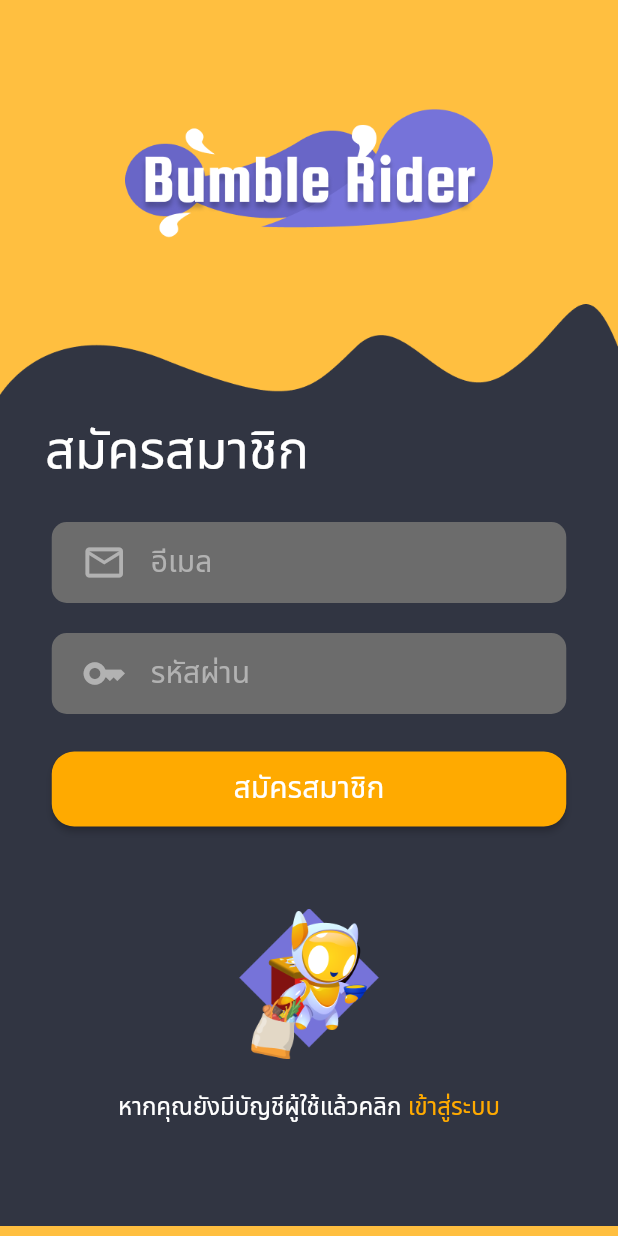
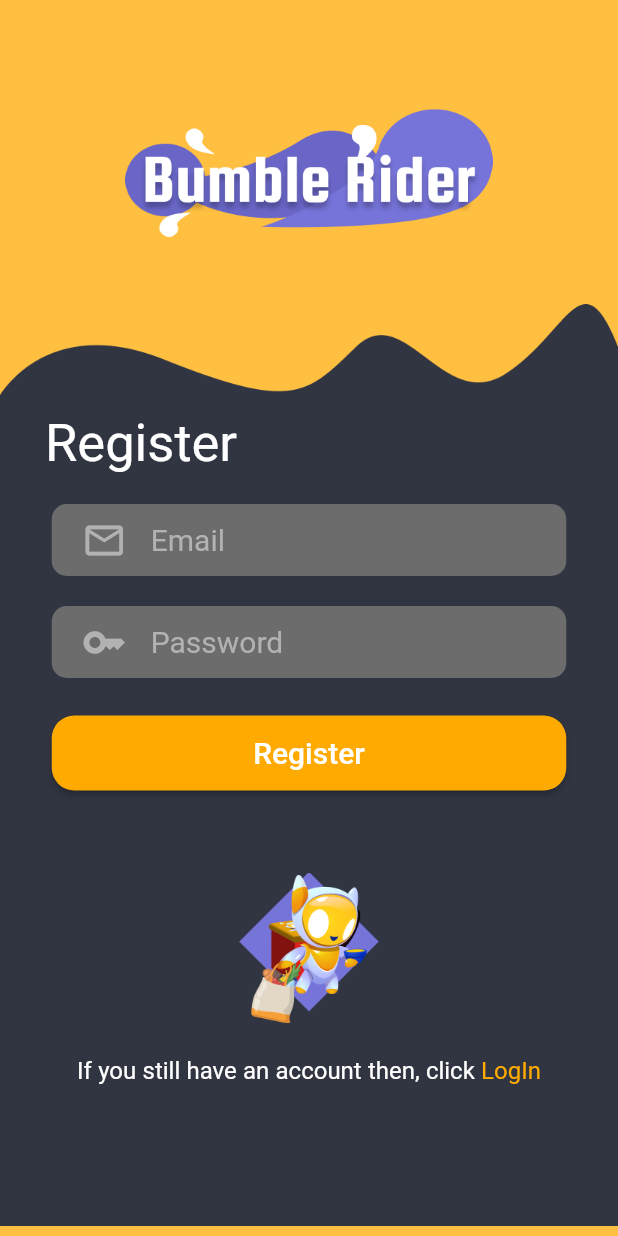
Before and after one commit to amitesh1801/Restaurant-App-Blockchain, a Flutter app: the RiderRegister screen opened directly, on a phone screen of 412 x 824 dp. Run offline on Flutter 3.47's test engine with Material 2 defaults, Android fonts, the phone set to English and light mode, and no system bars; our stand-ins replace cloud_firestore, firebase_auth, firebase_core, firebase_storage, form_field_validator, image_picker; missing offline and left inert: web3dart; accounts and stored records are empty.

Commit message:
Update rider_register.dart

```diff
--- a/lib/about_rider/rider_register.dart
+++ b/lib/about_rider/rider_register.dart
@@ -40,7 +40,7 @@ class _RiderRegisterState extends State<RiderRegister> {
             return Scaffold(
               backgroundColor: const Color.fromRGBO(255, 191, 64, 1),
               // appBar: AppBar(
-              //   title: const Text("สร้างบัญชีผู้ใช้"),
+              //   title: const Text("Create an account"),
               // ),
               body: SingleChildScrollView(
                 child: Column(
@@ -80,7 +80,7 @@ class _RiderRegisterState extends State<RiderRegister> {
                                             margin: const EdgeInsets.only(
                                                 top: 80, left: 15),
                                             child: const Text(
-                                              "สมัครสมาชิก",
+                                              "Register",
                                               style: TextStyle(
                                                   fontSize: 35,
                                                   fontFamily:
@@ -110,7 +110,7 @@ class _RiderRegisterState extends State<RiderRegister> {
                                                       const InputDecoration(
                                                           border:
                                                               InputBorder.none,
-                                                          hintText: 'อีเมล',
+                                                          hintText: 'Email',
                                                           icon: Icon(
                                                             Icons
                                                                 .email_outlined,
@@ -135,10 +135,10 @@ class _RiderRegisterState extends State<RiderRegister> {
                                                   validator: MultiValidator([
                                                     RequiredValidator(
                                                         errorText:
-                                                            "กรุณาป้อนอีเมล"),
+                                                            "Please enter your email"),
                                                     EmailValidator(
                                                         errorText:
-                                                            "รูปแบบอีเมลไม่ถูกต้อง")
+                                                            "Invalid email format")
                                                   ]),
                                                   onSaved: (String? email) {
                                                     profile.profileEmail =
@@ -173,7 +173,7 @@ class _RiderRegisterState extends State<RiderRegister> {
                                                       const InputDecoration(
                                                           border:
                                                               InputBorder.none,
-                                                          hintText: 'รหัสผ่าน',
+                                                          hintText: 'Password',
                                                           icon: Icon(
                                                             Icons.key_outlined,
                                                             size: 30,
@@ -196,7 +196,7 @@ class _RiderRegisterState extends State<RiderRegister> {
                                                                       1))),
                                                   validator: RequiredValidator(
                                                       errorText:
-                                                          "กรุณาป้อนรหัสผ่าน"),
+                                                          "Please enter your password."),
                                                   onSaved: (String? password) {
                                                     profile.profilePassword =
                                                         password!;
@@ -227,7 +227,7 @@ class _RiderRegisterState extends State<RiderRegister> {
                                                                     .circular(
                                                                         15))),
                                                 child: const Text(
-                                                  "สมัครสมาชิก",
+                                                  "Register",
                                                   style: TextStyle(
                                                       fontSize: 20,
                                                       fontFamily:
@@ -294,7 +294,7 @@ class _RiderRegisterState extends State<RiderRegister> {
                                   children: [
                                     Container(
                                       child: const Text(
-                                        "หากคุณยังมีบัญชีผู้ใช้แล้วคลิก",
+                                        "If you still have an account then, click",
                                         style: TextStyle(
                                             fontSize: 16,
                                             color: Colors.white,
@@ -311,7 +311,7 @@ class _RiderRegisterState extends State<RiderRegister> {
                                       },
                                       child: Container(
                                         child: const Text(
-                                          " เข้าสู่ระบบ",
+                                          " LogIn",
                                           style: TextStyle(
                                               fontSize: 16,
                                               color: Color.fromRGBO(
```
